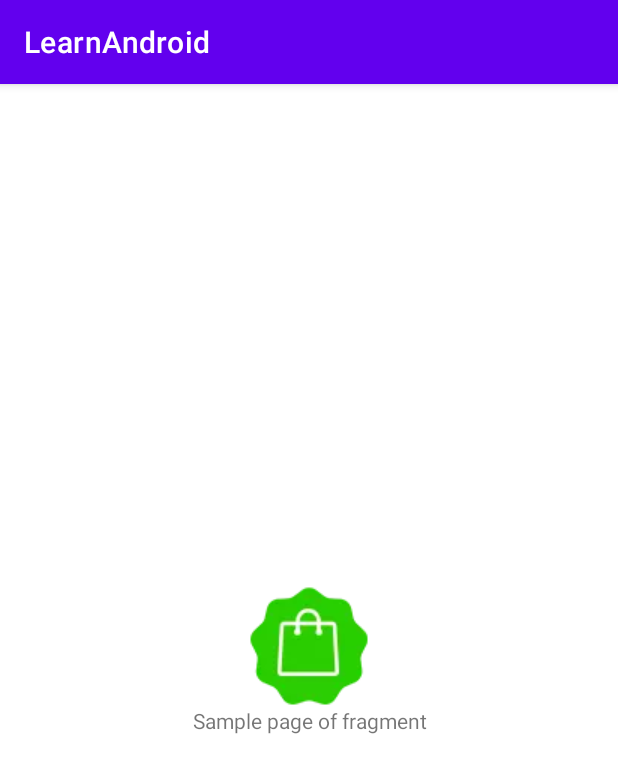
After one commit to oenangmartin/LearnAndroid, an Android app: the FragmentSampleActivity screen opened directly, with no data from a screen before it, on a phone screen of 412 x 824 dp. The commit adds this screen. Shown: the top 773 px of the screen. Run offline under Robolectric (Android 15) with nearby library versions, the phone set to English and light mode, and no system bars.

Commit message:
dagger android intro

```diff
--- a/app/src/main/AndroidManifest.xml
+++ b/app/src/main/AndroidManifest.xml
@@ -6,6 +6,7 @@
     <uses-permission android:name="android.permission.INTERNET"/>
 
     <application
+        android:name=".LearnApplication"
         android:allowBackup="true"
         android:dataExtractionRules="@xml/data_extraction_rules"
         android:fullBackupContent="@xml/backup_rules"
@@ -16,7 +17,7 @@
         android:theme="@style/Theme.LearnAndroid"
         tools:targetApi="31">
         <activity
-            android:name=".MainActivity"
+            android:name=".ui.activity.MainActivity"
             android:exported="true">
             <intent-filter>
                 <action android:name="android.intent.action.MAIN" />
@@ -25,7 +26,8 @@
             </intent-filter>
         </activity>
 
-        <activity android:name=".AnotherActivity"/>
+        <activity android:name=".ui.activity.AnotherActivity"/>
+        <activity android:name=".ui.activity.FragmentSampleActivity"/>
     </application>
 
 </manifest>
--- a/app/src/main/java/com/indodana/learnandroid/presenter/AnotherPresenter.kt
+++ b/app/src/main/java/com/indodana/learnandroid/presenter/AnotherPresenter.kt
@@ -2,8 +2,11 @@ package com.indodana.learnandroid.presenter
 
 import com.indodana.learnandroid.contract.AnotherContract
 import com.indodana.learnandroid.repository.MovieRepository
+import javax.inject.Inject
 
-class AnotherPresenter(
+
+class AnotherPresenter
+@Inject constructor(
     private var view: AnotherContract.View?,
     private val repository: MovieRepository
 ) : AnotherContract.Presenter {
--- a/app/src/main/java/com/indodana/learnandroid/repository/MovieRemoteDataSource.kt
+++ b/app/src/main/java/com/indodana/learnandroid/repository/MovieRemoteDataSource.kt
@@ -1,8 +1,10 @@
 package com.indodana.learnandroid.repository
 
 import com.indodana.learnandroid.repository.response.MovieResponse
+import javax.inject.Inject
 
-class MovieRemoteDataSource : MovieDataSource {
+class MovieRemoteDataSource
+@Inject constructor()  : MovieDataSource {
     override fun getMovies(): List<MovieResponse> {
         return listOf(
             MovieResponse(
--- a/app/src/main/java/com/indodana/learnandroid/repository/MovieRepository.kt
+++ b/app/src/main/java/com/indodana/learnandroid/repository/MovieRepository.kt
@@ -1,8 +1,10 @@
 package com.indodana.learnandroid.repository
 
 import com.indodana.learnandroid.repository.response.MovieResponse
+import javax.inject.Inject
 
-class MovieRepository(
+class MovieRepository
+@Inject constructor(
     private val movieRemoteDataSource: MovieRemoteDataSource
 ) : MovieDataSource {
     override fun getMovies(): List<MovieResponse> {
--- /dev/null
+++ b/app/src/main/java/com/indodana/learnandroid/ui/activity/FragmentSampleActivity.kt
@@ -0,0 +1,26 @@
+package com.indodana.learnandroid.ui.activity
+
+import android.os.Bundle
+import androidx.appcompat.app.AppCompatActivity
+import com.indodana.learnandroid.R
+import com.indodana.learnandroid.databinding.ActivityFragmentBinding
+import com.indodana.learnandroid.delegate.viewBinding
+import com.indodana.learnandroid.ui.fragment.SampleFragment
+
+class FragmentSampleActivity : AppCompatActivity() {
+    private val binding by viewBinding(ActivityFragmentBinding::inflate)
+
+    override fun onCreate(savedInstanceState: Bundle?) {
+        super.onCreate(savedInstanceState)
+        setContentView(binding.root)
+
+        showFragment()
+    }
+
+    private fun showFragment() {
+        val fragment = SampleFragment.newInstance()
+        supportFragmentManager.beginTransaction()
+            .replace(R.id.container, fragment, "TAG")
+            .commit()
+    }
+}
--- /dev/null
+++ b/app/src/main/java/com/indodana/learnandroid/ui/fragment/SampleFragment.kt
@@ -0,0 +1,32 @@
+package com.indodana.learnandroid.ui.fragment
+
+import android.os.Bundle
+import android.view.LayoutInflater
+import android.view.View
+import android.view.ViewGroup
+import androidx.fragment.app.Fragment
+import com.indodana.learnandroid.R
+import com.indodana.learnandroid.databinding.FragmentSampleBinding
+import com.indodana.learnandroid.delegate.viewBinding
+
+class SampleFragment : Fragment() {
+    private val binding by viewBinding(FragmentSampleBinding::bind)
+
+    override fun onCreateView(
+        inflater: LayoutInflater,
+        container: ViewGroup?,
+        savedInstanceState: Bundle?
+    ): View? {
+        return inflater.inflate(R.layout.fragment_sample, container, false)
+    }
+
+    override fun onViewCreated(view: View, savedInstanceState: Bundle?) {
+        super.onViewCreated(view, savedInstanceState)
+    }
+
+    companion object {
+        fun newInstance(): SampleFragment {
+            return SampleFragment()
+        }
+    }
+}
--- /dev/null
+++ b/app/src/main/res/layout/activity_fragment.xml
@@ -0,0 +1,11 @@
+<?xml version="1.0" encoding="utf-8"?>
+<androidx.constraintlayout.widget.ConstraintLayout xmlns:android="http://schemas.android.com/apk/res/android"
+    android:layout_width="match_parent"
+    android:layout_height="match_parent">
+
+    <FrameLayout
+        android:id="@+id/container"
+        android:layout_width="match_parent"
+        android:layout_height="match_parent" />
+
+</androidx.constraintlayout.widget.ConstraintLayout>
--- a/app/src/main/res/layout/activity_main.xml
+++ b/app/src/main/res/layout/activity_main.xml
@@ -4,7 +4,7 @@
     xmlns:tools="http://schemas.android.com/tools"
     android:layout_width="match_parent"
     android:layout_height="match_parent"
-    tools:context=".MainActivity">
+    tools:context=".ui.activity.MainActivity">
 
     <ImageView
         android:id="@+id/vcnImageIntro"
--- /dev/null
+++ b/app/src/main/res/layout/fragment_sample.xml
@@ -0,0 +1,26 @@
+<?xml version="1.0" encoding="utf-8"?>
+<androidx.constraintlayout.widget.ConstraintLayout xmlns:android="http://schemas.android.com/apk/res/android"
+    xmlns:app="http://schemas.android.com/apk/res-auto"
+    android:layout_width="match_parent"
+    android:layout_height="match_parent">
+
+    <ImageView
+        android:id="@+id/image"
+        android:layout_width="match_parent"
+        android:layout_height="wrap_content"
+        android:contentDescription="@null"
+        android:src="@drawable/ic_vcn_offer_1"
+        app:layout_constraintBottom_toTopOf="@id/text"
+        app:layout_constraintTop_toTopOf="parent"
+        app:layout_constraintVertical_chainStyle="packed" />
+
+    <TextView
+        android:id="@+id/text"
+        android:layout_width="match_parent"
+        android:layout_height="wrap_content"
+        android:text="Sample page of fragment"
+        android:textAlignment="center"
+        app:layout_constraintBottom_toBottomOf="parent"
+        app:layout_constraintTop_toBottomOf="@id/image" />
+
+</androidx.constraintlayout.widget.ConstraintLayout>
```
Also changed, not shown: app/build.gradle (+8 -0 lines), app/src/main/java/com/indodana/learnandroid/LearnApplication.kt (added, +11 -0 lines), app/src/main/java/com/indodana/learnandroid/di/ApplicationComponent.kt (added, +24 -0 lines), app/src/main/java/com/indodana/learnandroid/di/module/ActivityBuilderModule.kt (added, +11 -0 lines), app/src/main/java/com/indodana/learnandroid/di/module/AnotherModule.kt (added, +27 -0 lines), app/src/main/java/com/indodana/learnandroid/helper/Helper.kt (added, +11 -0 lines), app/src/main/java/com/indodana/learnandroid/ui/activity/AnotherActivity.kt (renamed from app/src/main/java/com/indodana/learnandroid/AnotherActivity.kt, +11 -9 lines), app/src/main/java/com/indodana/learnandroid/ui/activity/MainActivity.kt (renamed from app/src/main/java/com/indodana/learnandroid/MainActivity.kt, +8 -4 lines), app/src/main/res/layout/activity_main_linear.xml (+10 -0 lines).
